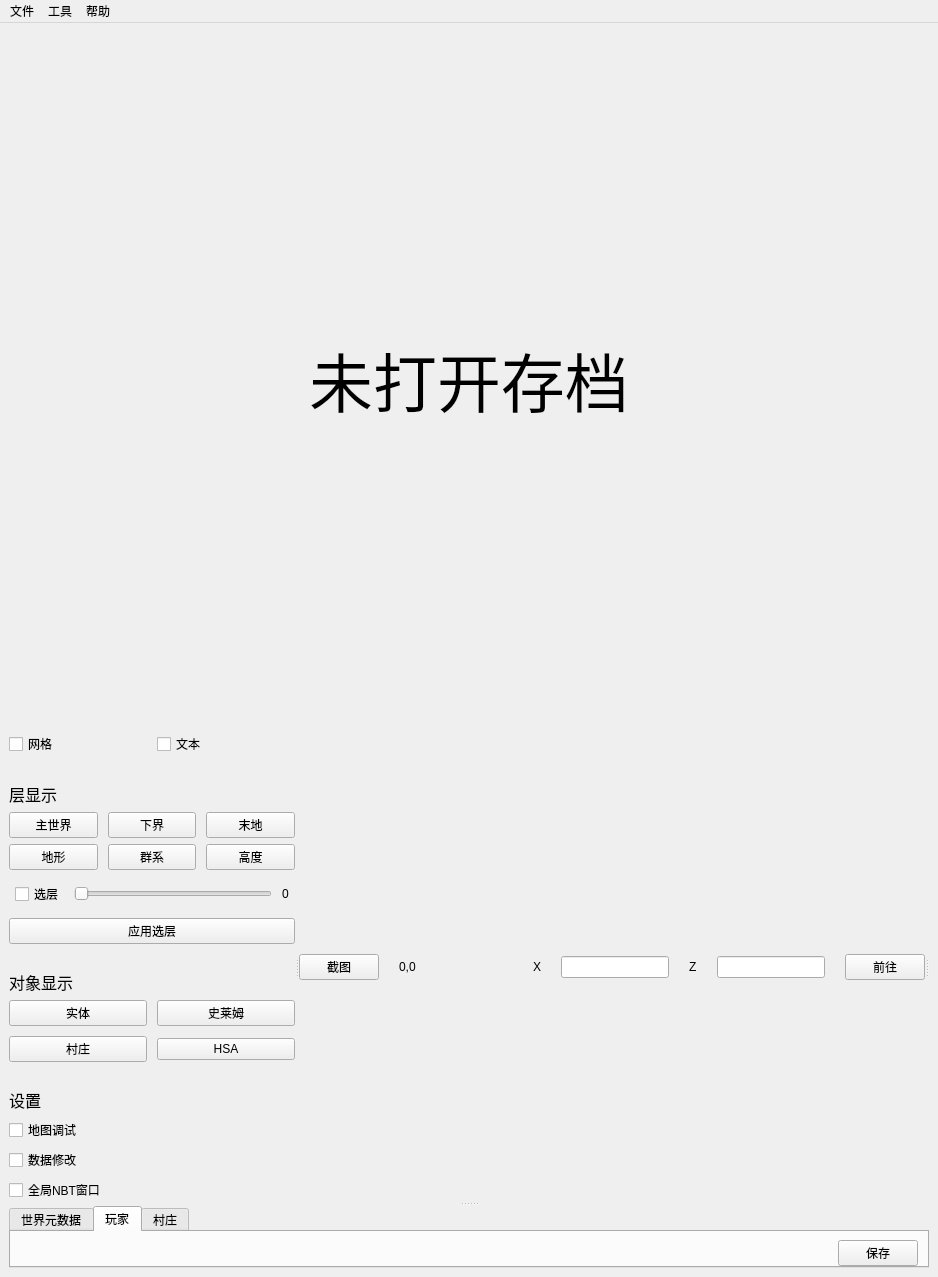
Old version of the form mainwindow.ui in the repository bedrock-dev/BedrockMap.
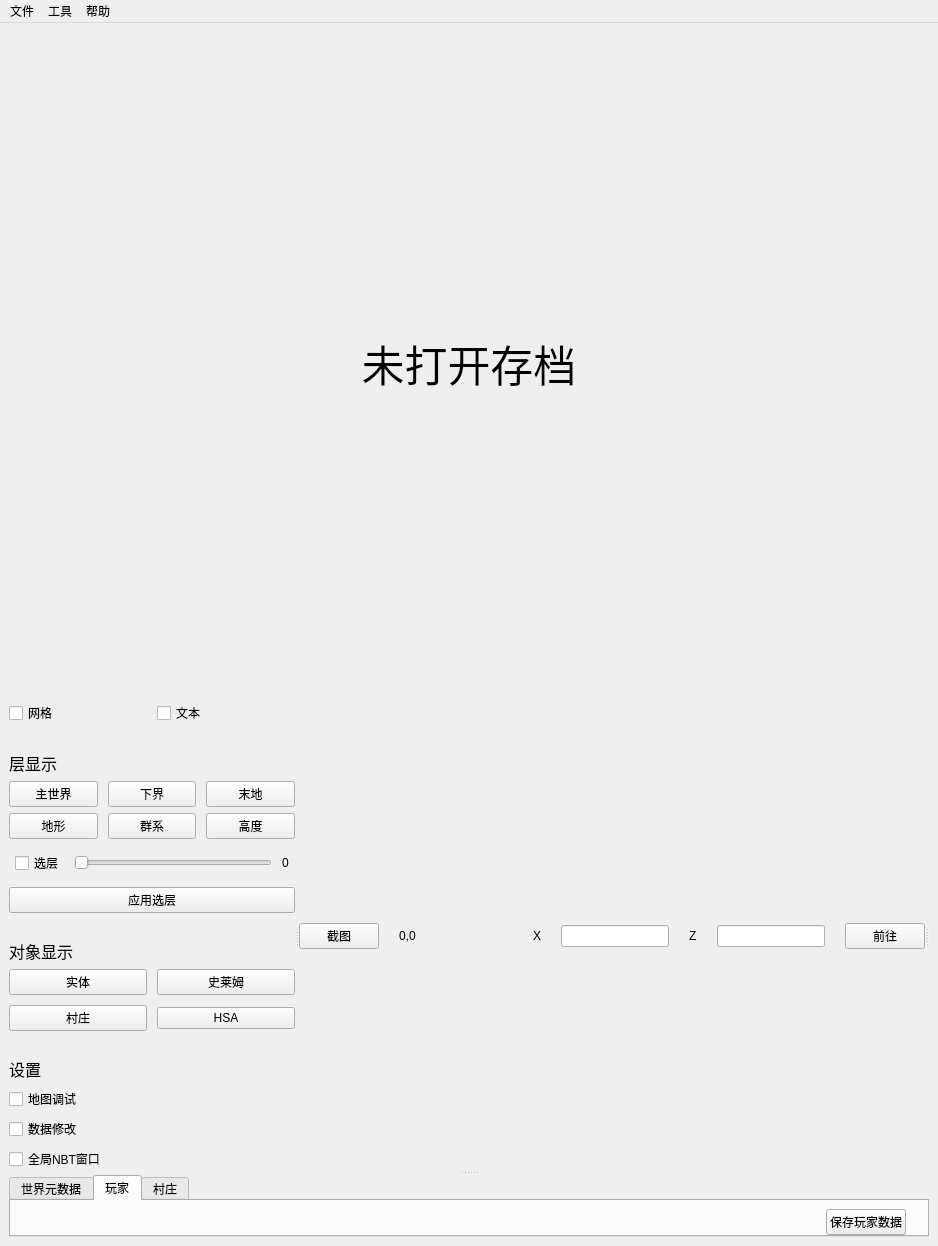
New version of the form. The open tabs and pages were chosen to show the change.

The edit to the form file:
```diff
--- a/mainwindow.ui
+++ b/mainwindow.ui
@@ -6,8 +6,8 @@
    <rect>
     <x>0</x>
     <y>0</y>
-    <width>796</width>
-    <height>618</height>
+    <width>938</width>
+    <height>1218</height>
    </rect>
   </property>
   <property name="windowTitle">
@@ -33,7 +33,7 @@
        <bool>false</bool>
       </property>
       <property name="styleSheet">
-       <string notr="true">font: 48pt;
+       <string notr="true">font: 32pt;
 border: none;
 background-color: rgba(255, 255, 255, 0);
 margin: 300px;</string>
@@ -512,6 +512,12 @@
             </item>
             <item>
              <layout class="QHBoxLayout" name="horizontalLayout_5">
+              <property name="leftMargin">
+               <number>12</number>
+              </property>
+              <property name="rightMargin">
+               <number>12</number>
+              </property>
               <item>
                <spacer name="horizontalSpacer_4">
                 <property name="orientation">
@@ -528,7 +534,7 @@
               <item>
                <widget class="QPushButton" name="pushButton_4">
                 <property name="text">
-                 <string>保存</string>
+                 <string>保存玩家数据</string>
                 </property>
                </widget>
               </item>
```
Left out of the diff: 26 changed lines with no effect on the pictures.
